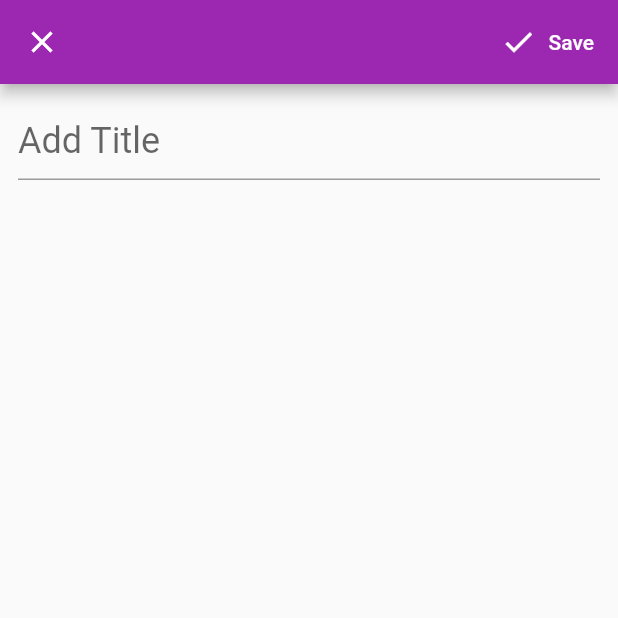
After one commit to Scamule/TeamA_320Spr23, a Flutter app: the EventEditingPage screen opened directly, on a phone screen of 412 x 824 dp, the top half of it. The commit adds this screen. Run offline on Flutter 3.47's test engine with Material 2 defaults, Android fonts, the phone set to English and light mode, and no system bars; our stand-ins replace syncfusion_flutter_calendar.

Commit message:
frontend updates

```diff
--- /dev/null
+++ b/frontend/flutter_application_1/lib/event_editing_page.dart
@@ -0,0 +1,90 @@
+import 'package:flutter/material.dart';
+import 'package:flutter_application_1/model/event.dart';
+
+class EventEditingPage extends StatefulWidget {
+  final Event? event;
+
+  const EventEditingPage({
+    Key? key,
+    this.event,
+  }) : super(key: key);
+
+  @override
+  State<EventEditingPage> createState() => _EventEditingPageState();
+}
+
+class _EventEditingPageState extends State<EventEditingPage> {
+  final form_key = GlobalKey<FormState>();
+  final titleController = TextEditingController();
+  late DateTime fromDate;
+  late DateTime toDate;
+
+  @override
+  void initState() {
+    super.initState();
+
+    if (widget.event == null) {
+      fromDate = DateTime.now();
+      toDate = DateTime.now().add(Duration(hours: 2));
+    }
+  }
+
+  @override
+  void dispose() {
+    titleController.dispose();
+
+    super.dispose();
+  }
+
+  @override
+  Widget build(BuildContext context) => Scaffold(
+        appBar: AppBar(
+          leading: CloseButton(),
+          actions: editingActions(),
+        ),
+        body: SingleChildScrollView(
+          padding: EdgeInsets.all(12),
+          child: Form(
+            key: form_key,
+            child: Column(mainAxisSize: MainAxisSize.min, children: <Widget>[
+              buildTitle(),
+              SizedBox(height: 12),
+              buildDateTime(),
+            ]),
+          ),
+        ),
+      );
+
+  List<Widget> editingActions() => [
+        ElevatedButton.icon(
+            onPressed: () {},
+            label: Text('Save'),
+            icon: Icon(Icons.done),
+            style: ElevatedButton.styleFrom(
+                backgroundColor: Colors.transparent,
+                shadowColor: Colors.transparent)),
+        //label: Text('Save'),
+      ];
+
+  Widget buildTitle() => TextFormField(
+        style: const TextStyle(fontSize: 24),
+        decoration: const InputDecoration(
+            border: UnderlineInputBorder(), hintText: 'Add Title'),
+        onFieldSubmitted: (_) {},
+        validator: (title) =>
+            title != null && title.isEmpty ? 'Title can not be empty' : null,
+        controller: titleController,
+      );
+
+  Widget buildDateTime() => Column(
+        children: [buildFrom()],
+      );
+
+  Widget buildFrom() => Row(
+    children: [
+      //Expanded(child: buildDropdown(text: fromDate),)
+    ],);
+
+
+
+}
--- a/frontend/flutter_application_1/lib/home_page.dart
+++ b/frontend/flutter_application_1/lib/home_page.dart
@@ -1,5 +1,6 @@
 import 'package:flutter/material.dart';
 import 'package:flutter_application_1/view_schedule_page.dart';
+
 class HomePage extends StatelessWidget {
   const HomePage({super.key});
   @override
--- a/frontend/flutter_application_1/lib/main.dart
+++ b/frontend/flutter_application_1/lib/main.dart
@@ -1,8 +1,10 @@
 import 'package:flutter/material.dart';
 import 'package:flutter_application_1/home_page.dart';
+
 void main() {
   runApp(const MyApp());
 }
+
 class MyApp extends StatelessWidget {
   const MyApp({super.key});
   @override
@@ -14,11 +16,13 @@ class MyApp extends StatelessWidget {
     );
   }
 }
+
 class RootPage extends StatefulWidget {
   const RootPage({super.key});
   @override
   State<RootPage> createState() => _RootPageState();
 }
+
 class _RootPageState extends State<RootPage> {
   int currentPage = 0;
   @override
@@ -28,19 +32,13 @@ class _RootPageState extends State<RootPage> {
         title: const Text("UScheduler"),
       ),
       body: const HomePage(),
-      floatingActionButton: FloatingActionButton(
-        onPressed: () {
-          debugPrint('Clicked on button!');
-        },
-        child: const Icon(Icons.add),
-      ),
-      bottomNavigationBar: NavigationBar(destinations: const [
+      bottomNavigationBar: NavigationBar(
+        destinations: const [
           NavigationDestination(
               icon: Icon(Icons.calendar_month), label: 'Schedule'),
-        NavigationDestination(
-            icon: Icon(Icons.person), label: 'Profile')
+          NavigationDestination(icon: Icon(Icons.person), label: 'Profile')
         ],
-      onDestinationSelected: (int index){
+        onDestinationSelected: (int index) {
           setState(() {
             currentPage = index;
           });
--- /dev/null
+++ b/frontend/flutter_application_1/lib/model/event.dart
@@ -0,0 +1,17 @@
+import 'package:flutter/material.dart';
+
+class Event {
+  final String title;
+  final String description;
+  final DateTime from;
+  final DateTime to;
+  final Color backgroundColor;
+
+  const Event({
+    required this.title,
+    required this.description,
+    required this.from,
+    required this.to,
+    this.backgroundColor = Colors.blue,
+  });
+}
--- a/frontend/flutter_application_1/lib/view_schedule_page.dart
+++ b/frontend/flutter_application_1/lib/view_schedule_page.dart
@@ -1,31 +1,31 @@
 import 'package:flutter/material.dart';
+import 'package:flutter_application_1/event_editing_page.dart';
 import 'package:syncfusion_flutter_calendar/calendar.dart';
+
 class ViewSchedulePage extends StatefulWidget {
   const ViewSchedulePage({super.key});
   @override
   State<ViewSchedulePage> createState() => _ViewSchedulePageState();
 }
+
 class _ViewSchedulePageState extends State<ViewSchedulePage> {
   DateTime today = DateTime.now();
   @override
   Widget build(BuildContext context) {
     return Scaffold(
-        appBar: AppBar(title: const Text('Schedule')),
-        body: SfCalendar(
-          view: CalendarView.week,
-          firstDayOfWeek: 7,
-          headerHeight: 55,
-        ));
+      appBar: AppBar(title: const Text('Schedule')),
+      body: SfCalendar(
+        view: CalendarView.week,
+        initialSelectedDate: DateTime.now(),
+        firstDayOfWeek: 7,
+        headerHeight: 55,
+      ),
+      floatingActionButton: FloatingActionButton(
+          child: const Icon(Icons.add),
+          onPressed: () => Navigator.of(context)
+              .push(MaterialPageRoute(builder: (context) => EventEditingPage()))
+          //debugPrint('Clicked on button!'); },
+          ),
+    );
   }
 }
-List<Appointment> getAppointments() {
-  List<Appointment> meetings = <Appointment>[];
-  DateTime today = DateTime.now();
-  DateTime startDate = DateTime(today.year, today.month, today.day, 9, 0, 0);
-  return meetings;
-}
-class MeetingDataSource extends CalendarDataSource {
-  MeetingDataSource(List<Appointment> source) {
-    appointments = source;
-  }
-}
--- a/frontend/flutter_application_1/pubspec.yaml
+++ b/frontend/flutter_application_1/pubspec.yaml
@@ -31,6 +31,8 @@ dependencies:
   flutter:
     sdk: flutter
   syncfusion_flutter_calendar: ^21.1.35
+  intl: ^0.18.0
+  provider: ^6.0.5
 
 
   # The following adds the Cupertino Icons font to your application.
```
Also changed, not shown: frontend/flutter_application_1/pubspec.lock. Lines whose indentation alone changed are shown as unchanged.
